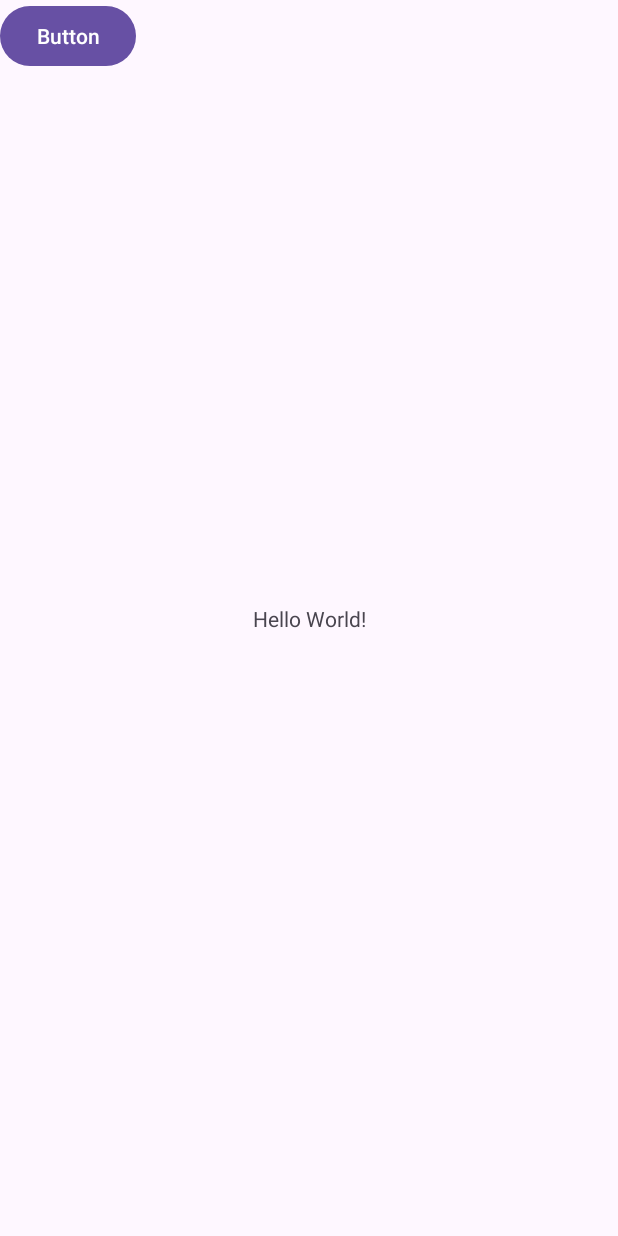
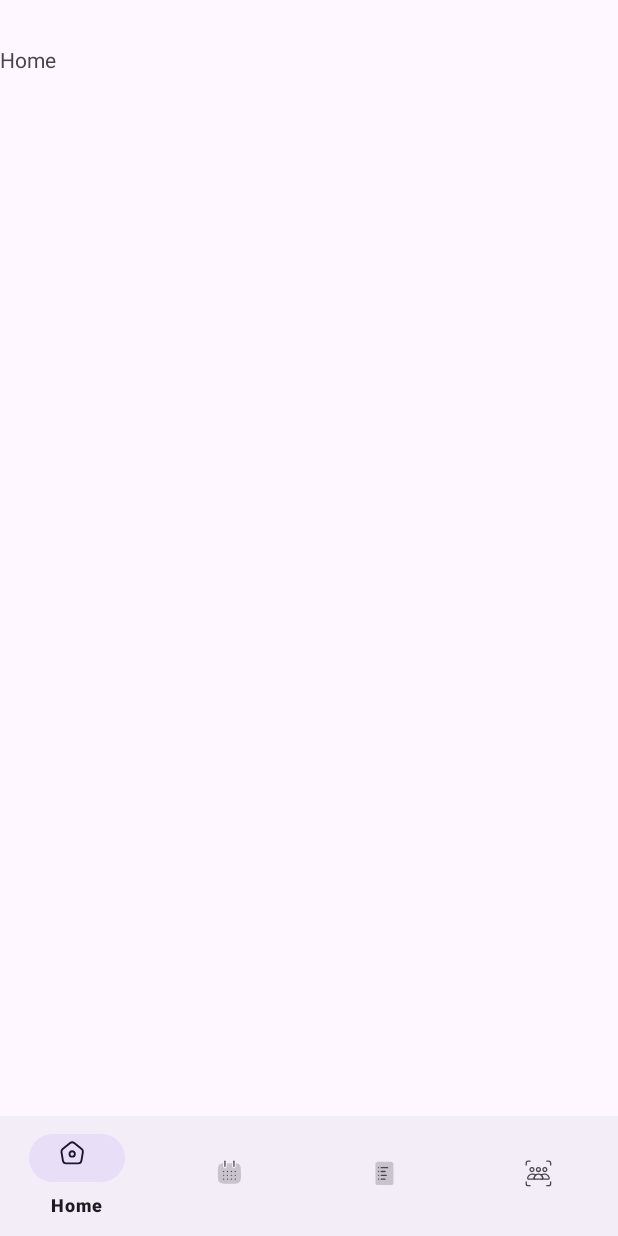
Before and after one commit to BradlyVinceGorgonio/GoalGetter, an Android app: the screen it shows after launch (MainActivity before the commit, bottomNavigation after it), on a phone screen of 412 x 824 dp. Run offline under Robolectric (Android 15) with nearby library versions, the phone set to English and light mode, and no system bars.

Commit message:
Navigation bar added
Navigation bar added

```diff
--- a/app/src/main/AndroidManifest.xml
+++ b/app/src/main/AndroidManifest.xml
@@ -13,6 +13,12 @@
         android:theme="@style/Theme.GoalGetter"
         tools:targetApi="31">
         <activity
+            android:name=".bottomNavigation"
+            android:exported="false" />
+        <activity
+            android:name=".Home"
+            android:exported="false" />
+        <activity
             android:name=".MainActivity"
             android:exported="true">
             <intent-filter>
--- /dev/null
+++ b/app/src/main/java/com/example/goalgetter/CalendarFragment.java
@@ -0,0 +1,20 @@
+package com.example.goalgetter;
+
+import android.os.Bundle;
+
+import androidx.fragment.app.Fragment;
+
+import android.view.LayoutInflater;
+import android.view.View;
+import android.view.ViewGroup;
+
+public class CalendarFragment extends Fragment {
+
+
+    @Override
+    public View onCreateView(LayoutInflater inflater, ViewGroup container,
+                             Bundle savedInstanceState) {
+        // Inflate the layout for this fragment
+        return inflater.inflate(R.layout.fragment_calendar, container, false);
+    }
+}
--- /dev/null
+++ b/app/src/main/java/com/example/goalgetter/GroupFragment.java
@@ -0,0 +1,21 @@
+package com.example.goalgetter;
+
+import android.os.Bundle;
+
+import androidx.fragment.app.Fragment;
+
+import android.view.LayoutInflater;
+import android.view.View;
+import android.view.ViewGroup;
+
+
+public class GroupFragment extends Fragment {
+
+
+    @Override
+    public View onCreateView(LayoutInflater inflater, ViewGroup container,
+                             Bundle savedInstanceState) {
+        // Inflate the layout for this fragment
+        return inflater.inflate(R.layout.fragment_group, container, false);
+    }
+}
--- /dev/null
+++ b/app/src/main/java/com/example/goalgetter/HomeFragment.java
@@ -0,0 +1,20 @@
+package com.example.goalgetter;
+
+import android.os.Bundle;
+
+import androidx.fragment.app.Fragment;
+
+import android.view.LayoutInflater;
+import android.view.View;
+import android.view.ViewGroup;
+
+
+public class HomeFragment extends Fragment {
+
+    @Override
+    public View onCreateView(LayoutInflater inflater, ViewGroup container,
+                             Bundle savedInstanceState) {
+        // Inflate the layout for this fragment
+        return inflater.inflate(R.layout.fragment_home, container, false);
+    }
+}
--- a/app/src/main/java/com/example/goalgetter/MainActivity.java
+++ b/app/src/main/java/com/example/goalgetter/MainActivity.java
@@ -1,6 +1,8 @@
 package com.example.goalgetter;
 
+import android.content.Intent;
 import android.os.Bundle;
+import android.os.Handler;
 
 import androidx.activity.EdgeToEdge;
 import androidx.appcompat.app.AppCompatActivity;
@@ -20,5 +22,10 @@ public class MainActivity extends AppCompatActivity {
             v.setPadding(systemBars.left, systemBars.top, systemBars.right, systemBars.bottom);
             return insets;
         });
+        new Handler().postDelayed(() -> {
+            Intent intent = new Intent(MainActivity.this, bottomNavigation.class);
+            startActivity(intent);
+            finish();  // Optional: Close MainActivity so it's not in the back stack
+        }, 3000);  // 3000ms = 3 seconds delay
     }
 }
--- /dev/null
+++ b/app/src/main/java/com/example/goalgetter/TodoFragment.java
@@ -0,0 +1,21 @@
+package com.example.goalgetter;
+
+import android.os.Bundle;
+
+import androidx.fragment.app.Fragment;
+
+import android.view.LayoutInflater;
+import android.view.View;
+import android.view.ViewGroup;
+
+
+public class TodoFragment extends Fragment {
+
+
+    @Override
+    public View onCreateView(LayoutInflater inflater, ViewGroup container,
+                             Bundle savedInstanceState) {
+        // Inflate the layout for this fragment
+        return inflater.inflate(R.layout.fragment_todo, container, false);
+    }
+}
--- /dev/null
+++ b/app/src/main/java/com/example/goalgetter/bottomNavigation.java
@@ -0,0 +1,91 @@
+package com.example.goalgetter;
+
+import android.os.Bundle;
+import android.view.MenuItem;
+import android.widget.FrameLayout;
+
+import androidx.activity.EdgeToEdge;
+import androidx.annotation.NonNull;
+import androidx.appcompat.app.AppCompatActivity;
+import androidx.core.graphics.Insets;
+import androidx.core.view.ViewCompat;
+import androidx.core.view.WindowInsetsCompat;
+import androidx.fragment.app.Fragment;
+import androidx.fragment.app.FragmentManager;
+import androidx.fragment.app.FragmentTransaction;
+
+import com.google.android.material.bottomnavigation.BottomNavigationView;
+
+public class bottomNavigation extends AppCompatActivity {
+
+   private BottomNavigationView bottomNavigationView;
+    private FrameLayout frameLayout;
+
+    @Override
+    protected void onCreate(Bundle savedInstanceState) {
+        super.onCreate(savedInstanceState);
+        EdgeToEdge.enable(this);
+        setContentView(R.layout.activity_bottom_navigation);
+
+
+
+        bottomNavigationView = findViewById(R.id.bottomnavView);
+        frameLayout = findViewById(R.id.frameLayout);
+
+        bottomNavigationView.setOnNavigationItemSelectedListener(new BottomNavigationView.OnNavigationItemSelectedListener() {
+            @Override
+            public boolean onNavigationItemSelected(@NonNull MenuItem item) {
+
+                int itemId = item.getItemId();
+
+                if (itemId == R.id.navHome)
+                {
+                    loadFragment(new HomeFragment(),false);
+                }
+                else if (itemId == R.id.navCalendar)
+                {
+                    loadFragment(new CalendarFragment(),false);
+                }
+                else if (itemId == R.id.navTodo)
+                {
+                    loadFragment(new TodoFragment(),false);
+                }
+                else //group mapupunta
+                {
+                    loadFragment(new GroupFragment(),false);
+                }
+
+                return true;
+            }
+        });
+
+
+        loadFragment(new HomeFragment(),true);
+
+
+
+//
+//        ViewCompat.setOnApplyWindowInsetsListener(findViewById(R.id.main), (v, insets) -> {
+//            Insets systemBars = insets.getInsets(WindowInsetsCompat.Type.systemBars());
+//            v.setPadding(systemBars.left, systemBars.top, systemBars.right, systemBars.bottom);
+//            return insets;
+//        });
+    }
+
+    private void loadFragment (Fragment fragment, boolean isAppInitialized)
+    {
+        FragmentManager fragmentManager = getSupportFragmentManager();
+        FragmentTransaction fragmentTransaction = fragmentManager.beginTransaction();
+
+
+        if(isAppInitialized)
+        {
+            fragmentTransaction.add(R.id.frameLayout,fragment);
+        }
+        else
+        {
+            fragmentTransaction.replace(R.id.frameLayout, fragment);
+        }
+        fragmentTransaction.commit();
+    }
+}
--- /dev/null
+++ b/app/src/main/res/drawable/calendaric.xml
@@ -0,0 +1,59 @@
+<vector xmlns:android="http://schemas.android.com/apk/res/android"
+    android:width="28dp"
+    android:height="28dp"
+    android:viewportWidth="28"
+    android:viewportHeight="28">
+  <path
+      android:pathData="M7,4.432C7,4.277 7,4.199 6.949,4.154C6.898,4.109 6.822,4.119 6.671,4.139C5.55,4.282 4.768,4.575 4.172,5.172C3,6.343 3,8.229 3,12C3,15.771 3,17.657 4.172,18.828C5.343,20 7.229,20 11,20H13C16.771,20 18.657,20 19.828,18.828C21,17.657 21,15.771 21,12C21,8.229 21,6.343 19.828,5.172C19.232,4.575 18.45,4.282 17.329,4.139C17.178,4.119 17.102,4.109 17.051,4.154C17,4.199 17,4.277 17,4.432L17,6.5C17,7.328 16.328,8 15.5,8C14.672,8 14,7.328 14,6.5L14,4.3C14,4.159 14,4.088 13.956,4.045C13.912,4.001 13.842,4.001 13.701,4C13.475,4 13.241,4 13,4H11C10.759,4 10.525,4 10.299,4C10.158,4.001 10.088,4.001 10.044,4.045C10,4.088 10,4.159 10,4.3L10,6.5C10,7.328 9.328,8 8.5,8C7.672,8 7,7.328 7,6.5L7,4.432Z"
+      android:fillColor="#7E869E"
+      android:fillAlpha="0.25"
+      android:fillType="evenOdd"/>
+  <path
+      android:strokeWidth="1"
+      android:pathData="M8.5,2.5L8.5,6.5"
+      android:fillColor="#00000000"
+      android:strokeColor="#222222"
+      android:strokeLineCap="round"/>
+  <path
+      android:strokeWidth="1"
+      android:pathData="M15.5,2.5L15.5,6.5"
+      android:fillColor="#00000000"
+      android:strokeColor="#222222"
+      android:strokeLineCap="round"/>
+  <path
+      android:pathData="M7.5,10.5m-0.5,0a0.5,0.5 0,1 1,1 0a0.5,0.5 0,1 1,-1 0"
+      android:fillColor="#222222"/>
+  <path
+      android:pathData="M10.5,10.5m-0.5,0a0.5,0.5 0,1 1,1 0a0.5,0.5 0,1 1,-1 0"
+      android:fillColor="#222222"/>
+  <path
+      android:pathData="M13.5,10.5m-0.5,0a0.5,0.5 0,1 1,1 0a0.5,0.5 0,1 1,-1 0"
+      android:fillColor="#222222"/>
+  <path
+      android:pathData="M16.5,10.5m-0.5,0a0.5,0.5 0,1 1,1 0a0.5,0.5 0,1 1,-1 0"
+      android:fillColor="#222222"/>
+  <path
+      android:pathData="M7.5,13.5m-0.5,0a0.5,0.5 0,1 1,1 0a0.5,0.5 0,1 1,-1 0"
+      android:fillColor="#222222"/>
+  <path
+      android:pathData="M10.5,13.5m-0.5,0a0.5,0.5 0,1 1,1 0a0.5,0.5 0,1 1,-1 0"
+      android:fillColor="#222222"/>
+  <path
+      android:pathData="M13.5,13.5m-0.5,0a0.5,0.5 0,1 1,1 0a0.5,0.5 0,1 1,-1 0"
+      android:fillColor="#222222"/>
+  <path
+      android:pathData="M16.5,13.5m-0.5,0a0.5,0.5 0,1 1,1 0a0.5,0.5 0,1 1,-1 0"
+      android:fillColor="#222222"/>
+  <path
+      android:pathData="M7.5,16.5m-0.5,0a0.5,0.5 0,1 1,1 0a0.5,0.5 0,1 1,-1 0"
+      android:fillColor="#222222"/>
+  <path
+      android:pathData="M10.5,16.5m-0.5,0a0.5,0.5 0,1 1,1 0a0.5,0.5 0,1 1,-1 0"
+      android:fillColor="#222222"/>
+  <path
+      android:pathData="M13.5,16.5m-0.5,0a0.5,0.5 0,1 1,1 0a0.5,0.5 0,1 1,-1 0"
+      android:fillColor="#222222"/>
+  <path
+      android:pathData="M16.5,16.5m-0.5,0a0.5,0.5 0,1 1,1 0a0.5,0.5 0,1 1,-1 0"
+      android:fillColor="#222222"/>
+</vector>
--- /dev/null
+++ b/app/src/main/res/drawable/groupic.xml
@@ -0,0 +1,58 @@
+<vector xmlns:android="http://schemas.android.com/apk/res/android"
+    android:width="28dp"
+    android:height="28dp"
+    android:viewportWidth="28"
+    android:viewportHeight="28">
+  <path
+      android:strokeWidth="1"
+      android:pathData="M12,9m-1.5,0a1.5,1.5 0,1 1,3 0a1.5,1.5 0,1 1,-3 0"
+      android:fillColor="#00000000"
+      android:strokeColor="#222222"
+      android:strokeLineCap="round"/>
+  <path
+      android:strokeWidth="1"
+      android:pathData="M15.701,8.25C15.9,7.905 16.228,7.654 16.612,7.551C16.996,7.448 17.406,7.502 17.75,7.701C18.094,7.9 18.346,8.227 18.449,8.612C18.552,8.996 18.498,9.405 18.299,9.75C18.1,10.094 17.772,10.346 17.388,10.449C17.004,10.552 16.594,10.498 16.25,10.299C15.906,10.1 15.654,9.773 15.551,9.388C15.448,9.004 15.502,8.595 15.701,8.25L15.701,8.25Z"
+      android:fillColor="#00000000"
+      android:strokeColor="#222222"/>
+  <path
+      android:strokeWidth="1"
+      android:pathData="M5.701,8.25C5.9,7.905 6.227,7.654 6.612,7.551C6.996,7.448 7.405,7.502 7.75,7.701C8.095,7.9 8.346,8.227 8.449,8.612C8.552,8.996 8.498,9.405 8.299,9.75C8.1,10.094 7.773,10.346 7.388,10.449C7.004,10.552 6.595,10.498 6.25,10.299C5.905,10.1 5.654,9.773 5.551,9.388C5.448,9.004 5.502,8.595 5.701,8.25L5.701,8.25Z"
+      android:fillColor="#00000000"
+      android:strokeColor="#222222"/>
+  <path
+      android:pathData="M20.364,15.512L20.85,15.396L20.364,15.512ZM14.1,13.185L13.809,12.779L13.277,13.159L13.784,13.573L14.1,13.185ZM15.38,15.51L14.891,15.613L15.38,15.51ZM19.5,16H14.5V17H19.5V16ZM19.878,15.629C19.901,15.727 19.876,15.807 19.817,15.872C19.753,15.942 19.641,16 19.5,16V17C20.3,17 21.071,16.317 20.85,15.396L19.878,15.629ZM16.5,13C17.726,13 18.49,13.409 18.982,13.912C19.488,14.429 19.747,15.086 19.878,15.629L20.85,15.396C20.696,14.754 20.375,13.905 19.697,13.212C19.004,12.505 17.978,12 16.5,12V13ZM14.391,13.592C14.868,13.251 15.54,13 16.5,13V12C15.354,12 14.474,12.303 13.809,12.779L14.391,13.592ZM13.784,13.573C14.437,14.106 14.748,14.934 14.891,15.613L15.87,15.407C15.708,14.64 15.33,13.544 14.416,12.798L13.784,13.573ZM14.891,15.613C14.913,15.715 14.884,15.801 14.821,15.869C14.754,15.943 14.641,16 14.5,16V17C15.304,17 16.062,16.319 15.87,15.407L14.891,15.613Z"
+      android:fillColor="#222222"/>
+  <path
+      android:pathData="M9.9,13.185L10.216,13.573L10.723,13.159L10.191,12.778L9.9,13.185ZM3.636,15.512L4.122,15.629L3.636,15.512ZM8.62,15.51L8.13,15.407L8.62,15.51ZM7.5,13C8.46,13 9.131,13.251 9.609,13.592L10.191,12.778C9.526,12.303 8.646,12 7.5,12V13ZM4.122,15.629C4.252,15.086 4.512,14.429 5.018,13.912C5.51,13.409 6.274,13 7.5,13V12C6.022,12 4.996,12.505 4.303,13.212C3.625,13.905 3.304,14.754 3.15,15.396L4.122,15.629ZM4.5,16C4.359,16 4.247,15.942 4.183,15.872C4.124,15.807 4.099,15.727 4.122,15.629L3.15,15.396C2.929,16.317 3.7,17 4.5,17V16ZM9.5,16H4.5V17H9.5V16ZM9.5,16C9.359,16 9.246,15.943 9.178,15.869C9.116,15.801 9.087,15.715 9.109,15.613L8.13,15.407C7.938,16.319 8.696,17 9.5,17V16ZM9.109,15.613C9.252,14.934 9.563,14.106 10.216,13.573L9.584,12.798C8.67,13.544 8.292,14.64 8.13,15.407L9.109,15.613Z"
+      android:fillColor="#222222"/>
+  <path
+      android:strokeWidth="1"
+      android:pathData="M12,12.5C14.364,12.5 15.131,14.325 15.38,15.51C15.494,16.05 15.052,16.5 14.5,16.5H9.5C8.948,16.5 8.506,16.05 8.62,15.51C8.869,14.325 9.636,12.5 12,12.5Z"
+      android:fillColor="#00000000"
+      android:strokeColor="#222222"
+      android:strokeLineCap="round"/>
+  <path
+      android:strokeWidth="1"
+      android:pathData="M18.5,21.5H20C20.828,21.5 21.5,20.828 21.5,20V18.5"
+      android:fillColor="#00000000"
+      android:strokeColor="#222222"
+      android:strokeLineCap="round"/>
+  <path
+      android:strokeWidth="1"
+      android:pathData="M18.5,2.5H20C20.828,2.5 21.5,3.172 21.5,4V5.5"
+      android:fillColor="#00000000"
+      android:strokeColor="#222222"
+      android:strokeLineCap="round"/>
+  <path
+      android:strokeWidth="1"
+      android:pathData="M5.5,21.5H4C3.172,21.5 2.5,20.828 2.5,20V18.5"
+      android:fillColor="#00000000"
+      android:strokeColor="#222222"
+      android:strokeLineCap="round"/>
+  <path
+      android:strokeWidth="1"
+      android:pathData="M5.5,2.5H4C3.172,2.5 2.5,3.172 2.5,4V5.5"
+      android:fillColor="#00000000"
+      android:strokeColor="#222222"
+      android:strokeLineCap="round"/>
+</vector>
--- /dev/null
+++ b/app/src/main/res/drawable/homeic_svg.xml
@@ -0,0 +1,20 @@
+<vector xmlns:android="http://schemas.android.com/apk/res/android"
+    android:width="28dp"
+    android:height="28dp"
+    android:viewportWidth="28"
+    android:viewportHeight="28">
+  <path
+      android:pathData="M8.642,2.35L2.867,6.975C2.217,7.492 1.8,8.583 1.942,9.4L3.05,16.033C3.25,17.217 4.383,18.175 5.583,18.175H14.917C16.108,18.175 17.25,17.208 17.45,16.033L18.558,9.4C18.692,8.583 18.275,7.492 17.633,6.975L11.858,2.358C10.967,1.642 9.525,1.642 8.642,2.35Z"
+      android:strokeLineJoin="round"
+      android:strokeWidth="1.5"
+      android:fillColor="#00000000"
+      android:strokeColor="#4D515B"
+      android:strokeLineCap="round"/>
+  <path
+      android:pathData="M10.25,12.917C11.401,12.917 12.333,11.984 12.333,10.833C12.333,9.683 11.401,8.75 10.25,8.75C9.099,8.75 8.167,9.683 8.167,10.833C8.167,11.984 9.099,12.917 10.25,12.917Z"
+      android:strokeLineJoin="round"
+      android:strokeWidth="1.5"
+      android:fillColor="#00000000"
+      android:strokeColor="#292D32"
+      android:strokeLineCap="round"/>
+</vector>
--- /dev/null
+++ b/app/src/main/res/drawable/todoic.xml
@@ -0,0 +1,46 @@
+<vector xmlns:android="http://schemas.android.com/apk/res/android"
+    android:width="28dp"
+    android:height="28dp"
+    android:viewportWidth="28"
+    android:viewportHeight="28">
+  <path
+      android:pathData="M7,3L17,3A2,2 0,0 1,19 5L19,19A2,2 0,0 1,17 21L7,21A2,2 0,0 1,5 19L5,5A2,2 0,0 1,7 3z"
+      android:fillColor="#7E869E"
+      android:fillAlpha="0.25"/>
+  <path
+      android:strokeWidth="1"
+      android:pathData="M9.5,7.5L14.5,7.5"
+      android:fillColor="#00000000"
+      android:strokeColor="#222222"
+      android:strokeLineCap="round"/>
+  <path
+      android:strokeWidth="1"
+      android:pathData="M9.5,10.5L12.5,10.5"
+      android:fillColor="#00000000"
+      android:strokeColor="#222222"
+      android:strokeLineCap="round"/>
+  <path
+      android:strokeWidth="1"
+      android:pathData="M9.5,13.5L13.5,13.5"
+      android:fillColor="#00000000"
+      android:strokeColor="#222222"
+      android:strokeLineCap="round"/>
+  <path
+      android:strokeWidth="1"
+      android:pathData="M9.5,16.5L12.5,16.5"
+      android:fillColor="#00000000"
+      android:strokeColor="#222222"
+      android:strokeLineCap="round"/>
+  <path
+      android:pathData="M7.5,7L7.5,7A0.5,0.5 0,0 1,8 7.5L8,7.5A0.5,0.5 0,0 1,7.5 8L7.5,8A0.5,0.5 0,0 1,7 7.5L7,7.5A0.5,0.5 0,0 1,7.5 7z"
+      android:fillColor="#222222"/>
+  <path
+      android:pathData="M7.5,10L7.5,10A0.5,0.5 0,0 1,8 10.5L8,10.5A0.5,0.5 0,0 1,7.5 11L7.5,11A0.5,0.5 0,0 1,7 10.5L7,10.5A0.5,0.5 0,0 1,7.5 10z"
+      android:fillColor="#222222"/>
+  <path
+      android:pathData="M7.5,13L7.5,13A0.5,0.5 0,0 1,8 13.5L8,13.5A0.5,0.5 0,0 1,7.5 14L7.5,14A0.5,0.5 0,0 1,7 13.5L7,13.5A0.5,0.5 0,0 1,7.5 13z"
+      android:fillColor="#222222"/>
+  <path
+      android:pathData="M7.5,16L7.5,16A0.5,0.5 0,0 1,8 16.5L8,16.5A0.5,0.5 0,0 1,7.5 17L7.5,17A0.5,0.5 0,0 1,7 16.5L7,16.5A0.5,0.5 0,0 1,7.5 16z"
+      android:fillColor="#222222"/>
+</vector>
--- /dev/null
+++ b/app/src/main/res/layout/activity_bottom_navigation.xml
@@ -0,0 +1,35 @@
+<?xml version="1.0" encoding="utf-8"?>
+<androidx.constraintlayout.widget.ConstraintLayout xmlns:android="http://schemas.android.com/apk/res/android"
+    xmlns:app="http://schemas.android.com/apk/res-auto"
+    xmlns:tools="http://schemas.android.com/tools"
+    android:id="@+id/main"
+    android:orientation="vertical"
+    android:layout_width="match_parent"
+    android:layout_height="match_parent"
+    tools:context=".bottomNavigation">
+
+
+    <FrameLayout
+        android:id="@+id/frameLayout"
+        android:layout_width="match_parent"
+        android:layout_height="0dp"
+        android:layout_marginTop="30dp"
+        app:layout_constraintBottom_toTopOf="@+id/bottomnavView"
+        app:layout_constraintEnd_toEndOf="parent"
+        app:layout_constraintStart_toStartOf="parent"
+        app:layout_constraintTop_toTopOf="parent"></FrameLayout>
+
+
+    <com.google.android.material.bottomnavigation.BottomNavigationView
+        android:id="@+id/bottomnavView"
+        android:layout_width="match_parent"
+        android:layout_height="wrap_content"
+        app:layout_constraintBottom_toBottomOf="parent"
+        app:layout_constraintEnd_toEndOf="parent"
+        app:layout_constraintStart_toStartOf="parent"
+        app:layout_constraintTop_toBottomOf="@+id/frameLayout"
+        app:menu="@menu/bottom_nav_menu"></com.google.android.material.bottomnavigation.BottomNavigationView>
+
+
+
+</androidx.constraintlayout.widget.ConstraintLayout>
--- a/app/src/main/res/layout/activity_main.xml
+++ b/app/src/main/res/layout/activity_main.xml
@@ -7,21 +7,10 @@
     android:layout_height="match_parent"
     tools:context=".MainActivity">
 
-    <TextView
-        android:layout_width="wrap_content"
-        android:layout_height="wrap_content"
-        android:text="Hello World!"
-        app:layout_constraintBottom_toBottomOf="parent"
-        app:layout_constraintEnd_toEndOf="parent"
-        app:layout_constraintStart_toStartOf="parent"
-        app:layout_constraintTop_toTopOf="parent" />
-
-    <Button
-        android:id="@+id/button"
-        android:layout_width="wrap_content"
-        android:layout_height="wrap_content"
-        android:text="Button"
-        tools:layout_editor_absoluteX="168dp"
-        tools:layout_editor_absoluteY="194dp" />
+   <ImageView
+       android:layout_width="match_parent"
+       android:layout_height="match_parent"
+       android:background="@drawable/logo">
+   </ImageView>
 
 </androidx.constraintlayout.widget.ConstraintLayout>
--- /dev/null
+++ b/app/src/main/res/layout/fragment_calendar.xml
@@ -0,0 +1,14 @@
+<?xml version="1.0" encoding="utf-8"?>
+<FrameLayout xmlns:android="http://schemas.android.com/apk/res/android"
+    xmlns:tools="http://schemas.android.com/tools"
+    android:layout_width="match_parent"
+    android:layout_height="match_parent"
+    tools:context=".CalendarFragment">
+
+    <!-- TODO: Update blank fragment layout -->
+    <TextView
+        android:layout_width="match_parent"
+        android:layout_height="match_parent"
+        android:text="calendar" />
+
+</FrameLayout>
--- /dev/null
+++ b/app/src/main/res/layout/fragment_group.xml
@@ -0,0 +1,14 @@
+<?xml version="1.0" encoding="utf-8"?>
+<FrameLayout xmlns:android="http://schemas.android.com/apk/res/android"
+    xmlns:tools="http://schemas.android.com/tools"
+    android:layout_width="match_parent"
+    android:layout_height="match_parent"
+    tools:context=".GroupFragment">
+
+    <!-- TODO: Update blank fragment layout -->
+    <TextView
+        android:layout_width="match_parent"
+        android:layout_height="match_parent"
+        android:text="group" />
+
+</FrameLayout>
--- /dev/null
+++ b/app/src/main/res/layout/fragment_home.xml
@@ -0,0 +1,14 @@
+<?xml version="1.0" encoding="utf-8"?>
+<FrameLayout xmlns:android="http://schemas.android.com/apk/res/android"
+    xmlns:tools="http://schemas.android.com/tools"
+    android:layout_width="match_parent"
+    android:layout_height="match_parent"
+    tools:context=".HomeFragment">
+
+    <!-- TODO: Update blank fragment layout -->
+    <TextView
+        android:layout_width="match_parent"
+        android:layout_height="match_parent"
+        android:text="Home" />
+
+</FrameLayout>
--- /dev/null
+++ b/app/src/main/res/layout/fragment_todo.xml
@@ -0,0 +1,14 @@
+<?xml version="1.0" encoding="utf-8"?>
+<FrameLayout xmlns:android="http://schemas.android.com/apk/res/android"
+    xmlns:tools="http://schemas.android.com/tools"
+    android:layout_width="match_parent"
+    android:layout_height="match_parent"
+    tools:context=".TodoFragment">
+
+    <!-- TODO: Update blank fragment layout -->
+    <TextView
+        android:layout_width="match_parent"
+        android:layout_height="match_parent"
+        android:text="todo" />
+
+</FrameLayout>
--- /dev/null
+++ b/app/src/main/res/menu/bottom_nav_menu.xml
@@ -0,0 +1,33 @@
+<?xml version="1.0" encoding="utf-8"?>
+<menu xmlns:android="http://schemas.android.com/apk/res/android">
+
+    <item
+        android:id="@+id/navHome"
+        android:layout_width="wrap_content"
+        android:layout_height="wrap_content"
+        android:title="Home"
+        android:icon="@drawable/homeic_svg"
+        />
+
+    <item
+        android:id="@+id/navCalendar"
+        android:layout_width="wrap_content"
+        android:layout_height="wrap_content"
+        android:title="Calendar"
+        android:icon="@drawable/calendaric"/>
+
+    <item
+        android:id="@+id/navTodo"
+        android:layout_width="wrap_content"
+        android:layout_height="wrap_content"
+        android:title="To-Do"
+        android:icon="@drawable/todoic"/>
+
+    <item
+        android:id="@+id/navGroup"
+        android:layout_width="wrap_content"
+        android:layout_height="wrap_content"
+        android:title="Group"
+        android:icon="@drawable/groupic"/>
+
+</menu>
--- a/app/src/main/res/values/strings.xml
+++ b/app/src/main/res/values/strings.xml
@@ -1,3 +1,5 @@
 <resources>
     <string name="app_name">Goal Getter</string>
+    <!-- TODO: Remove or change this placeholder text -->
+    <string name="hello_blank_fragment">Hello blank fragment</string>
 </resources>
```
Also changed, not shown: app/src/main/res/drawable/logo.jpg (added).
